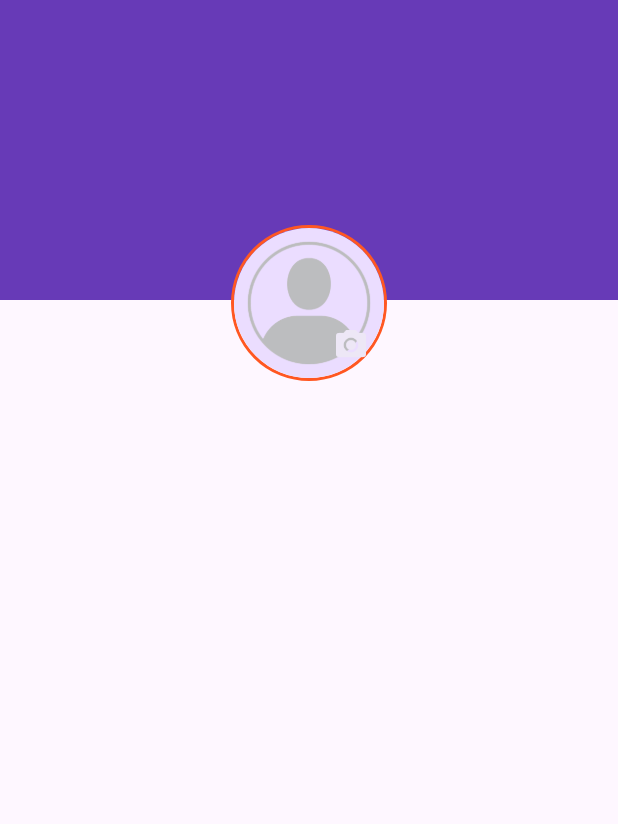
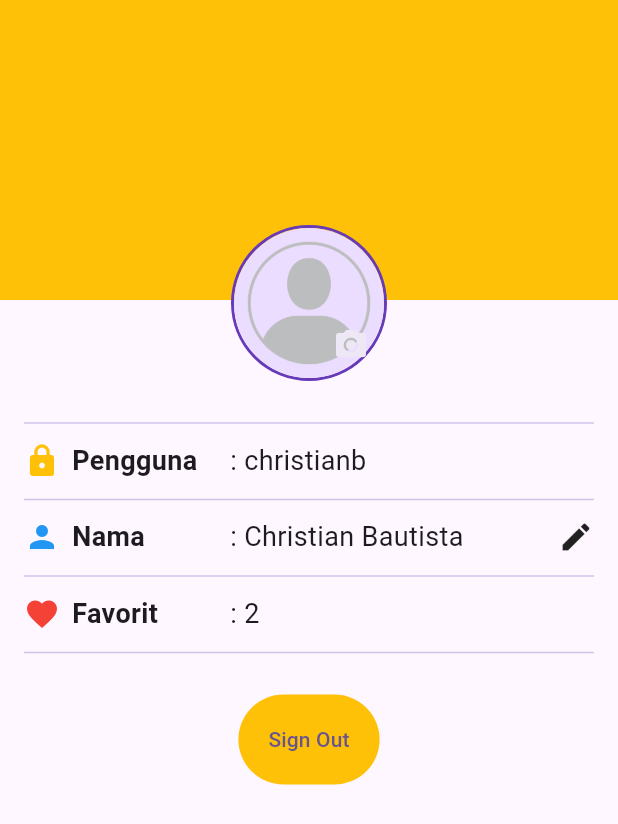
Before and after one commit to Mobile-Programming-MDP/materi-latihan-flutter-ChristianBautista1708, a Flutter app: the screen it shows after launch, on a phone screen of 412 x 824 dp. Shown: the top 824 px of the screen. Run offline on Flutter 3.47's test engine with Material 2 defaults, Android fonts, the phone set to English and light mode, and no system bars; our stand-ins replace cached_network_image.

Commit message:
Updated Profile Info Item

```diff
--- a/wisata_candi/lib/screens/profile_screen.dart
+++ b/wisata_candi/lib/screens/profile_screen.dart
@@ -1,4 +1,5 @@
 import 'package:flutter/material.dart';
+import 'package:wisata_candi/widgets/profile_info_item.dart';
 
 class ProfileScreen extends StatefulWidget {
   const ProfileScreen({super.key});
@@ -8,27 +9,24 @@ class ProfileScreen extends StatefulWidget {
 }
 
 class _ProfileScreenState extends State<ProfileScreen> {
-  // TODO: 1. Deklarasi variable (state) yang dibutuhkan
-  bool isSignIn = true;
-  String fullName = "";
-  String userName = "";
-  int favoriteCandiCount = 0;
+  bool isSignedIn = true;
+  String fullName = 'Christian Bautista';
+  String userName = 'christianb';
+  int favoriteCandiCount = 2;
 
   @override
   Widget build(BuildContext context) {
     return Scaffold(
       body: Stack(
+        alignment: Alignment.topCenter,
         children: [
           Container(
             height: 200,
             width: double.infinity,
-            color: Colors.deepPurple,
+            color: Colors.amber,
           ),
-          Padding(
-            padding: const EdgeInsets.symmetric(horizontal: 16),
-            child: Column(
+          Column(
             children: [
-                // TODO: 2. Buat Bagian ProfileHeader yang berisi foto profil
               Align(
                 alignment: Alignment.topCenter,
                 child: Padding(
@@ -38,30 +36,108 @@ class _ProfileScreenState extends State<ProfileScreen> {
                     children: [
                       Container(
                         decoration: BoxDecoration(
-                          border: Border.all(color: Colors.deepOrange, width: 2),
-                          shape: BoxShape.circle
-                        ),
-                        child: CircleAvatar(
+                            border:
+                                Border.all(color: Colors.deepPurple, width: 2),
+                            shape: BoxShape.circle),
+                        child: const CircleAvatar(
                           radius: 50,
-                          backgroundImage: AssetImage("images/placeholder_image.png"),
+                          backgroundImage:
+                              AssetImage('images/placeholder_image.png'),
                         ),
                       ),
-                      if(isSignIn)
+                      if (isSignedIn)
                         IconButton(
-                          onPressed: (){},
+                            onPressed: () {},
                             icon: Icon(
                               Icons.camera_alt,
                               color: Colors.deepPurple[50],
                             ))
                     ],
-                    )
                   ),
                 ),
-
-                // TODO: 3. Buat Bagian ProfileInfo yang berisi info profil
-                // TODO: 4. Buat Bagian ProfileAction yang berisi TextButton Signin / Signout
+              ),
+              Padding(
+                padding: const EdgeInsets.symmetric(horizontal: 16),
+                child: Column(
+                  children: [
+                    const SizedBox(
+                      height: 20,
+                    ),
+                    Divider(
+                      color: Colors.deepPurple[100],
+                    ),
+                    const SizedBox(
+                      height: 4,
+                    ),
+                    ProfileInfoItem(
+                      icon: Icons.lock,
+                      label: 'Pengguna',
+                      value: userName,
+                      iconColor: Colors.amber,
+                    ),
+                    const SizedBox(
+                      height: 5,
+                    ),
+                    Divider(
+                      color: Colors.deepPurple[100],
+                    ),
+                    const SizedBox(
+                      height: 4,
+                    ),
+                    ProfileInfoItem(
+                        icon: Icons.person,
+                        label: 'Nama',
+                        value: fullName,
+                        showEditIcon: isSignedIn,
+                        onEditPressed: () {
+                          debugPrint('Icon edit ditekan ...');
+                        },
+                        iconColor: Colors.blue),
+                    const SizedBox(
+                      height: 5,
+                    ),
+                    Divider(
+                      color: Colors.deepPurple[100],
+                    ),
+                    const SizedBox(
+                      height: 4,
+                    ),
+                    ProfileInfoItem(
+                        icon: Icons.favorite,
+                        label: 'Favorit',
+                        value:
+                            favoriteCandiCount > 0 ? '$favoriteCandiCount' : '',
+                        iconColor: Colors.red),
+                    const SizedBox(
+                      height: 5,
+                    ),
+                    Divider(
+                      color: Colors.deepPurple[100],
+                    ),
+                    SizedBox(
+                      height: 20,
+                    ),
+                    isSignedIn
+                        ? TextButton(
+                            onPressed: () {},
+                            child: Text('Sign Out'),
+                            style: TextButton.styleFrom(
+                                backgroundColor: Colors.amber,
+                                padding: const EdgeInsets.all(20),
+                                elevation: 5),
+                          )
+                        : TextButton(
+                            onPressed: () {},
+                            child: Text('Sign In'),
+                            style: TextButton.styleFrom(
+                                backgroundColor: Colors.amber,
+                                padding: const EdgeInsets.all(20),
+                                elevation: 5),
+                          )
                   ],
                 ),
+              ),
+            ],
           )
         ],
       ),
--- /dev/null
+++ b/wisata_candi/lib/widgets/profile_info_item.dart
@@ -0,0 +1,55 @@
+import 'package:flutter/material.dart';
+
+class ProfileInfoItem extends StatelessWidget {
+  final IconData icon;
+  final String label;
+  final String value;
+  final bool showEditIcon;
+  final VoidCallback? onEditPressed;
+  final Color iconColor;
+
+  const ProfileInfoItem({
+    super.key,
+    required this.icon,
+    required this.label,
+    required this.value,
+    this.showEditIcon = false,
+    this.onEditPressed,
+    required this.iconColor,
+  });
+
+  @override
+  Widget build(BuildContext context) {
+    return Row(
+      children: [
+        SizedBox(
+          width: MediaQuery.of(context).size.width / 3,
+          child: Row(
+            children: [
+              Icon(
+                icon,
+                color: iconColor,
+              ),
+              const SizedBox(
+                width: 8,
+              ),
+              Text(
+                label,
+                style:
+                    const TextStyle(fontSize: 18, fontWeight: FontWeight.bold),
+              )
+            ],
+          ),
+        ),
+        Expanded(
+          child: Text(
+            ': $value',
+            style: const TextStyle(fontSize: 18),
+          ),
+        ),
+        if (showEditIcon)
+          InkWell(onTap: onEditPressed, child: const Icon(Icons.edit))
+      ],
+    );
+  }
+}
```
Lines whose indentation alone changed are shown as unchanged.
